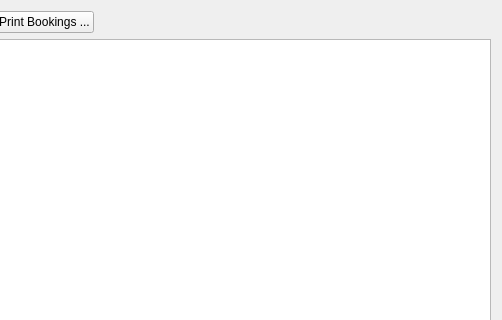
Old version of the form rave/Traffik/bookingorderbrowser.ui in the repository pgathogo/raven; both pictures show x 200 to 702 and y 0 to 320 of the 702 by 469 pixel window.
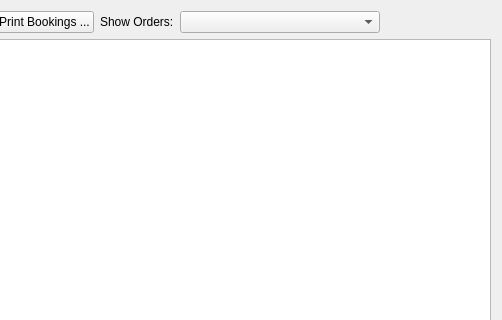
New version of the form.

Commit message:
Traffik::Filter booking orders by period
This patch adds the ability to filter client booking orders by
specified date period (All, current month, or last three months)

Diff of the .ui file:
```diff
--- a/rave/Traffik/bookingorderbrowser.ui
+++ b/rave/Traffik/bookingorderbrowser.ui
@@ -39,6 +39,23 @@
          </property>
         </widget>
        </item>
+       <item>
+        <widget class="QLabel" name="label">
+         <property name="text">
+          <string>Show Orders:</string>
+         </property>
+        </widget>
+       </item>
+       <item>
+        <widget class="QComboBox" name="cbDateFilter">
+         <property name="minimumSize">
+          <size>
+           <width>200</width>
+           <height>0</height>
+          </size>
+         </property>
+        </widget>
+       </item>
        <item>
         <spacer name="horizontalSpacer">
          <property name="orientation">
```
The commit also changes 4 other files.
